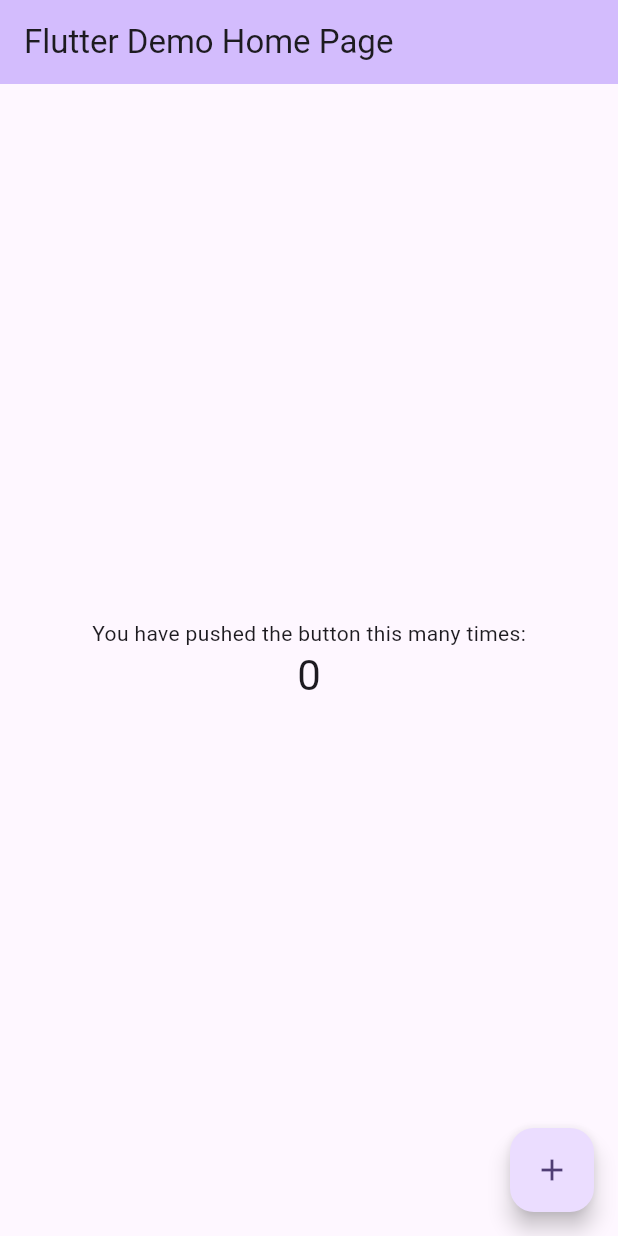
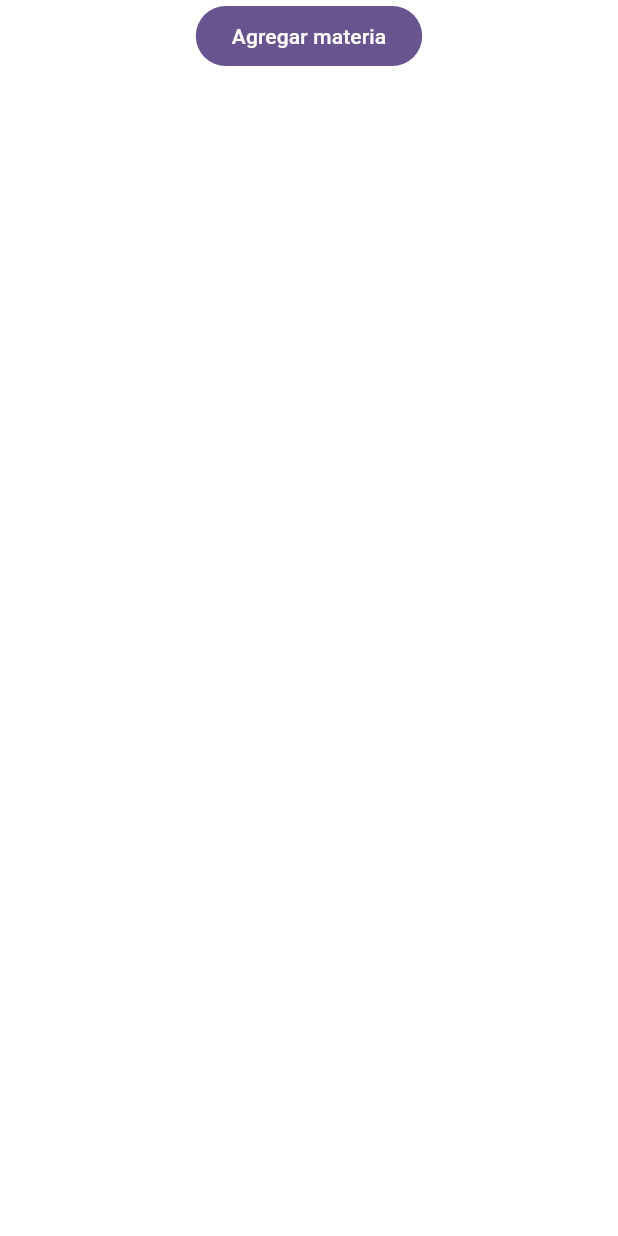
Before and after one commit to rojasaguilar/u3_p2_checador_asistencia, a Flutter app: the screen it shows after launch, on a phone screen of 412 x 824 dp. Run offline on Flutter 3.47's test engine with Material 3 defaults, Android fonts, the phone set to English and light mode, and no system bars; our stand-ins replace sqflite; accounts and stored records are empty.

Commit message:
add materia y obtener materias listo

```diff
--- a/lib/controllers/controllerPersona.dart
+++ b/lib/controllers/controllerMateria.dart
@@ -2,7 +2,7 @@ import 'package:sqflite/sqflite.dart';
 import 'package:u3_p2_checador_asistencia/models/materia.dart';
 import 'package:u3_p2_checador_asistencia/utils/basedatos.dart';
 
-class ControllerPersona {
+class ControllerMateria {
   Future<int> insertarMateria(Materia m) async {
     Database db = await BD().conectarDB();
     return db.insert('MATERIA', m.toJSON());
@@ -23,4 +23,14 @@ class ControllerPersona {
 
     return Materia.fromJSON(materias[0]);
   }
+
+  Future<int> eliminarMateria(String NMAT) async {
+    Database db = await BD().conectarDB();
+    return db.rawDelete(
+      '''
+      DELETE FROM MATERIA WHERE NMAT = ?
+      ''',
+      [NMAT],
+    );
+  }
 }
--- a/lib/main.dart
+++ b/lib/main.dart
@@ -1,4 +1,6 @@
 import 'package:flutter/material.dart';
+import 'package:u3_p2_checador_asistencia/pages/addMateria.dart';
+import 'package:u3_p2_checador_asistencia/pages/materias.dart';
 
 void main() {
   runApp(const MyApp());
@@ -38,15 +40,6 @@
 class MyHomePage extends StatefulWidget {
   const MyHomePage({super.key, required this.title});
 
-  // This widget is the home page of your application. It is stateful, meaning
-  // that it has a State object (defined below) that contains fields that affect
-  // how it looks.
-
-  // This class is the configuration for the state. It holds the values (in this
-  // case the title) provided by the parent (in this case the App widget) and
-  // used by the build method of the State. Fields in a Widget subclass are
-  // always marked "final".
-
   final String title;
 
   @override
@@ -54,69 +47,12 @@
 }
 
 class _MyHomePageState extends State<MyHomePage> {
-  int _counter = 0;
 
-  void _incrementCounter() {
-    setState(() {
-      // This call to setState tells the Flutter framework that something has
-      // changed in this State, which causes it to rerun the build method below
-      // so that the display can reflect the updated values. If we changed
-      // _counter without calling setState(), then the build method would not be
-      // called again, and so nothing would appear to happen.
-      _counter++;
-    });
-  }
+
 
   @override
   Widget build(BuildContext context) {
-    // This method is rerun every time setState is called, for instance as done
-    // by the _incrementCounter method above.
-    //
-    // The Flutter framework has been optimized to make rerunning build methods
-    // fast, so that you can just rebuild anything that needs updating rather
-    // than having to individually change instances of widgets.
-    return Scaffold(
-      appBar: AppBar(
-        // TRY THIS: Try changing the color here to a specific color (to
-        // Colors.amber, perhaps?) and trigger a hot reload to see the AppBar
-        // change color while the other colors stay the same.
-        backgroundColor: Theme.of(context).colorScheme.inversePrimary,
-        // Here we take the value from the MyHomePage object that was created by
-        // the App.build method, and use it to set our appbar title.
-        title: Text(widget.title),
-      ),
-      body: Center(
-        // Center is a layout widget. It takes a single child and positions it
-        // in the middle of the parent.
-        child: Column(
-          // Column is also a layout widget. It takes a list of children and
-          // arranges them vertically. By default, it sizes itself to fit its
-          // children horizontally, and tries to be as tall as its parent.
-          //
-          // Column has various properties to control how it sizes itself and
-          // how it positions its children. Here we use mainAxisAlignment to
-          // center the children vertically; the main axis here is the vertical
-          // axis because Columns are vertical (the cross axis would be
-          // horizontal).
-          //
-          // TRY THIS: Invoke "debug painting" (choose the "Toggle Debug Paint"
-          // action in the IDE, or press "p" in the console), to see the
-          // wireframe for each widget.
-          mainAxisAlignment: MainAxisAlignment.center,
-          children: <Widget>[
-            const Text('You have pushed the button this many times:'),
-            Text(
-              '$_counter',
-              style: Theme.of(context).textTheme.headlineMedium,
-            ),
-          ],
-        ),
-      ),
-      floatingActionButton: FloatingActionButton(
-        onPressed: _incrementCounter,
-        tooltip: 'Increment',
-        child: const Icon(Icons.add),
-      ), // This trailing comma makes auto-formatting nicer for build methods.
-    );
+
+    return Materias();
   }
 }
--- /dev/null
+++ b/lib/pages/materias.dart
@@ -0,0 +1,58 @@
+import 'package:flutter/material.dart';
+import 'package:u3_p2_checador_asistencia/controllers/controllerMateria.dart';
+import 'package:u3_p2_checador_asistencia/models/materia.dart';
+import 'package:u3_p2_checador_asistencia/pages/addMateria.dart';
+
+class Materias extends StatefulWidget {
+  const Materias({super.key});
+
+  @override
+  State<Materias> createState() => _MateriasState();
+}
+
+class _MateriasState extends State<Materias> {
+  List<Materia> materias = [];
+  ControllerMateria controllerMateria = ControllerMateria();
+
+  @override
+  void initState() {
+    // TODO: implement initState
+    super.initState();
+    actualizarMaterias();
+  }
+
+  @override
+  Widget build(BuildContext context) {
+    return Column(
+      children: [
+        FilledButton(
+          onPressed: () {
+            Navigator.push(
+              context,
+              MaterialPageRoute(
+                builder: (BuildContext co) {
+                  return Addmateria(
+                    onAdd: () {
+                      setState(() {
+                        actualizarMaterias();
+                      });
+                    },
+                  );
+                },
+              ),
+            );
+          },
+          child: Text("Agregar materia"),
+        ),
+      ],
+    );
+  }
+
+  void actualizarMaterias() async {
+    final materiasMap = await controllerMateria.obtenerMaterias();
+
+    materias = materiasMap;
+
+    materias.forEach((materia) => print("${materia.toJSON()} \n"));
+  }
+}
```
Also changed, not shown: lib/pages/addMateria.dart (added, +107 -0 lines).
